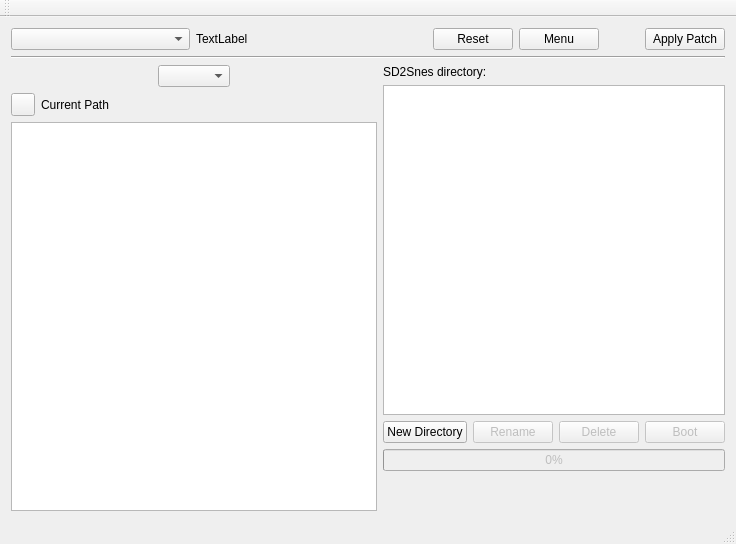
Skarsnik/QUsb2snes, file QFile2Snes/qfile2snesw.ui: the form before one commit.
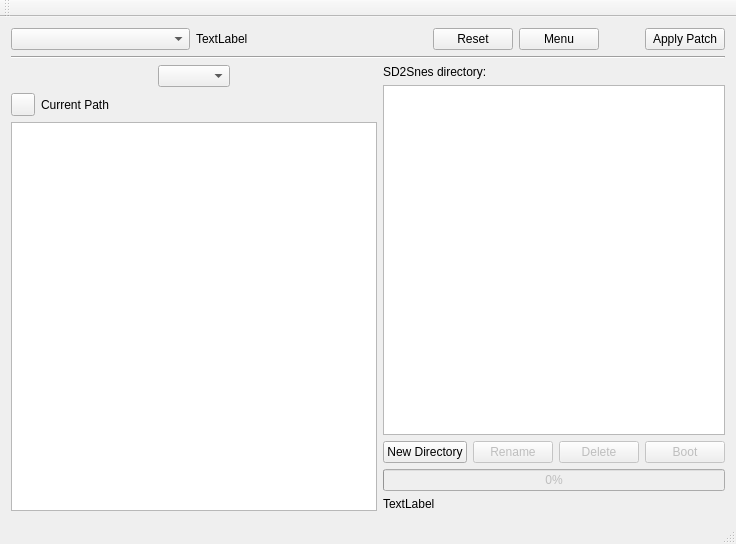
The form after the commit.

What changed in the file:
```diff
--- a/QFile2Snes/qfile2snesw.ui
+++ b/QFile2Snes/qfile2snesw.ui
@@ -293,20 +293,11 @@
          </widget>
         </item>
         <item>
-         <spacer name="verticalSpacer">
-          <property name="orientation">
-           <enum>Qt::Vertical</enum>
+         <widget class="QLabel" name="transfertLabel">
+          <property name="text">
+           <string>TextLabel</string>
           </property>
-          <property name="sizeType">
-           <enum>QSizePolicy::Minimum</enum>
-          </property>
-          <property name="sizeHint" stdset="0">
-           <size>
-            <width>20</width>
-            <height>40</height>
-           </size>
-          </property>
-         </spacer>
+         </widget>
         </item>
        </layout>
       </item>
```
